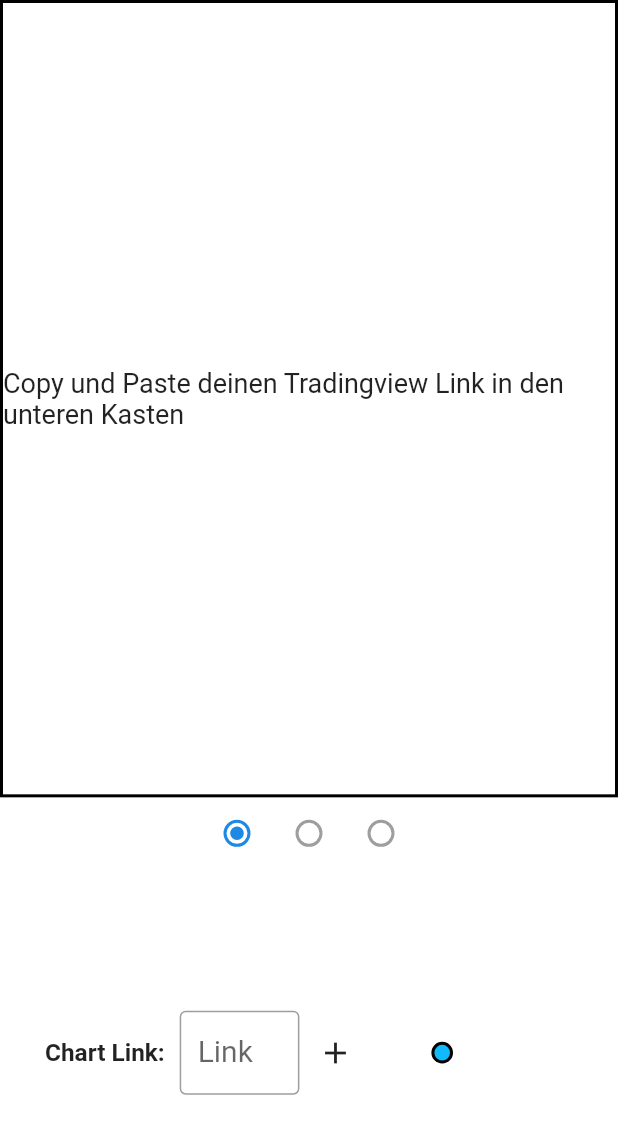
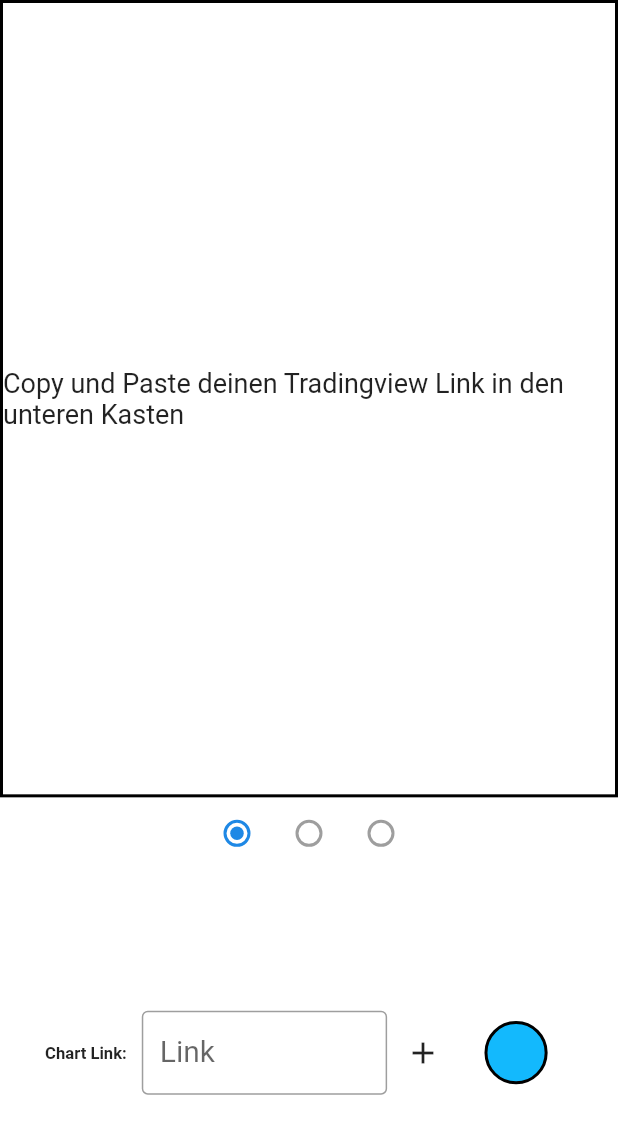
Before and after one commit to xlDownxl/SK-Log, a Flutter app: the AnalysePictureArea widget shown alone on an empty page, opened directly with empty values, on a phone screen of 412 x 824 dp. Shown: the top 1134 px of the screen. Run offline on Flutter 3.47's test engine with Material 2 defaults, Android fonts, the light colour scheme and no system bars; our stand-ins replace auto_size_text, cloud_firestore, firebase_auth, firebase_core, flushbar, flutter_tags and 3 more; missing offline and left inert: quill_delta, transformer_page_view, zefyr; accounts and stored records are empty.

Commit message:
reposnsiveness of entry list arrow and picture area of analysis

```diff
--- a/lib/widgets/analyse_picture_area.dart
+++ b/lib/widgets/analyse_picture_area.dart
@@ -50,6 +50,7 @@
                             shape: BoxShape.circle,
                             color: Theme.of(context).accentColor,
                           ),
+                          padding: EdgeInsets.all(5),
                           child: !loading?Center(
                             child: FittedBox(
                               child: analyse.links[0] == ""
@@ -193,19 +194,21 @@
               children: <Widget>[
                 Flexible(
                   fit: FlexFit.tight,
-                  flex: 4,
+                  flex: 40,
                   child: Column(
                     mainAxisAlignment: MainAxisAlignment.center,
                     children: <Widget>[
                       Flexible(
                         child: Container(
                           padding: EdgeInsets.symmetric(vertical: 10),
-                          child: Row(children: [
+                          child: Row(
+                              mainAxisAlignment: MainAxisAlignment.start,
+                              children: [
                             Flexible(child: chartLinkDescription),
                             SizedBox(
                               width: 10,
                             ),
-                            Flexible(child: linkField(0)),
+                            Flexible(child: linkField(0),fit: FlexFit.tight,flex: 3,),
                             IconButton(
                               icon: Icon(Icons.add),
                               onPressed: () {
@@ -225,12 +228,14 @@
                           ? Flexible(
                               child: Container(
                                   padding: EdgeInsets.symmetric(vertical: 10),
-                                  child: Row(children: [
+                                  child: Row(
+                                      mainAxisAlignment: MainAxisAlignment.start,
+                                      children: [
                                     Flexible(child: chartLinkDescription),
                                     SizedBox(
                                       width: 10,
                                     ),
-                                    Flexible(child: linkField(1)),
+                                    Flexible(child: linkField(1),fit: FlexFit.tight,flex: 3,),
                                     IconButton(
                                         icon: Icon(Icons.delete),
                                         onPressed: () {
@@ -245,12 +250,14 @@
                           ? Flexible(
                               child: Container(
                                 padding: EdgeInsets.symmetric(vertical: 10),
-                                child: Row(children: [
+                                child: Row(
+                                    mainAxisAlignment: MainAxisAlignment.start,
+                                    children: [
                                   Flexible(child: chartLinkDescription),
                                   SizedBox(
                                     width: 10,
                                   ),
-                                  Flexible(child: linkField(2)),
+                                  Flexible(child: linkField(2),fit: FlexFit.tight,flex: 3,),
                                   IconButton(
                                       icon: Icon(Icons.delete),
                                       onPressed: () {
@@ -266,19 +273,16 @@
                     ],
                   ),
                 ),
-                SizedBox(
-                  width: 20,
-                ),
+                Flexible(child: Container(),),
                 Flexible(
+                  flex: 9,
                   fit: FlexFit.tight,
 
                     child: Container(
                   child: pairShowing,
-                  padding: EdgeInsets.all( 20),
+                  padding: EdgeInsets.all( 10),
                 )),
-                SizedBox(
-                  width: 60,
-                ),
+               Flexible(child: Container(),),
               ],
             ),
           ),
--- a/lib/widgets/entry_list.dart
+++ b/lib/widgets/entry_list.dart
@@ -68,15 +68,19 @@
             ),
             Flexible(
               flex: 1,
+              child: Center(
                 child: Row(
+                  mainAxisAlignment: MainAxisAlignment.center,
                   children: <Widget>[
-                  Center(
+                    Flexible(
                       child: FittedBox(
                         child: Text("Datum",
                         style:
                             TextStyle(fontWeight: FontWeight.bold, fontSize: 20)),
-                  ),),
-                  asc.asc?IconButton(
+                      ),
+                    ),
+                    Flexible(
+                      child: asc.asc?IconButton(
                         icon:Icon(Icons.arrow_downward),
                         onPressed: (){
                           setState(() {
@@ -91,7 +95,9 @@
                           });
                         },
                       ),
+                    ),
                   ],
+                ),
               ),
               fit: FlexFit.tight,
             ),
```
Lines whose indentation alone changed are shown as unchanged.
